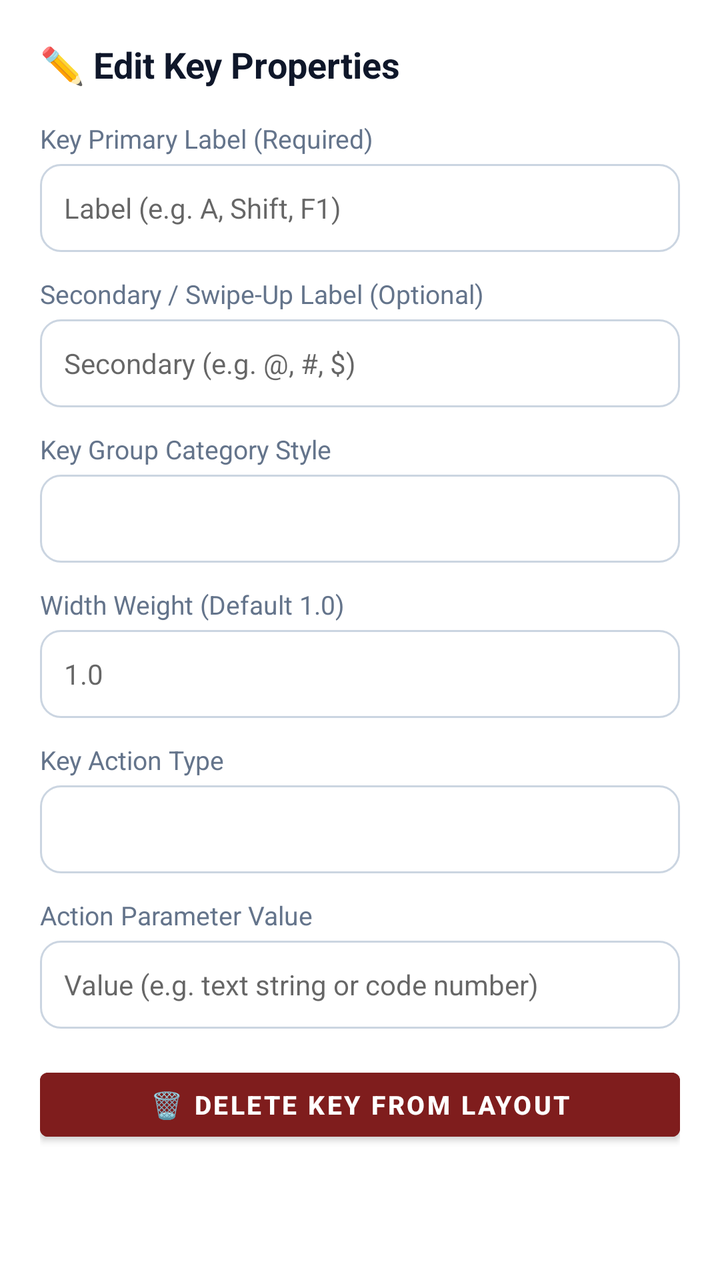
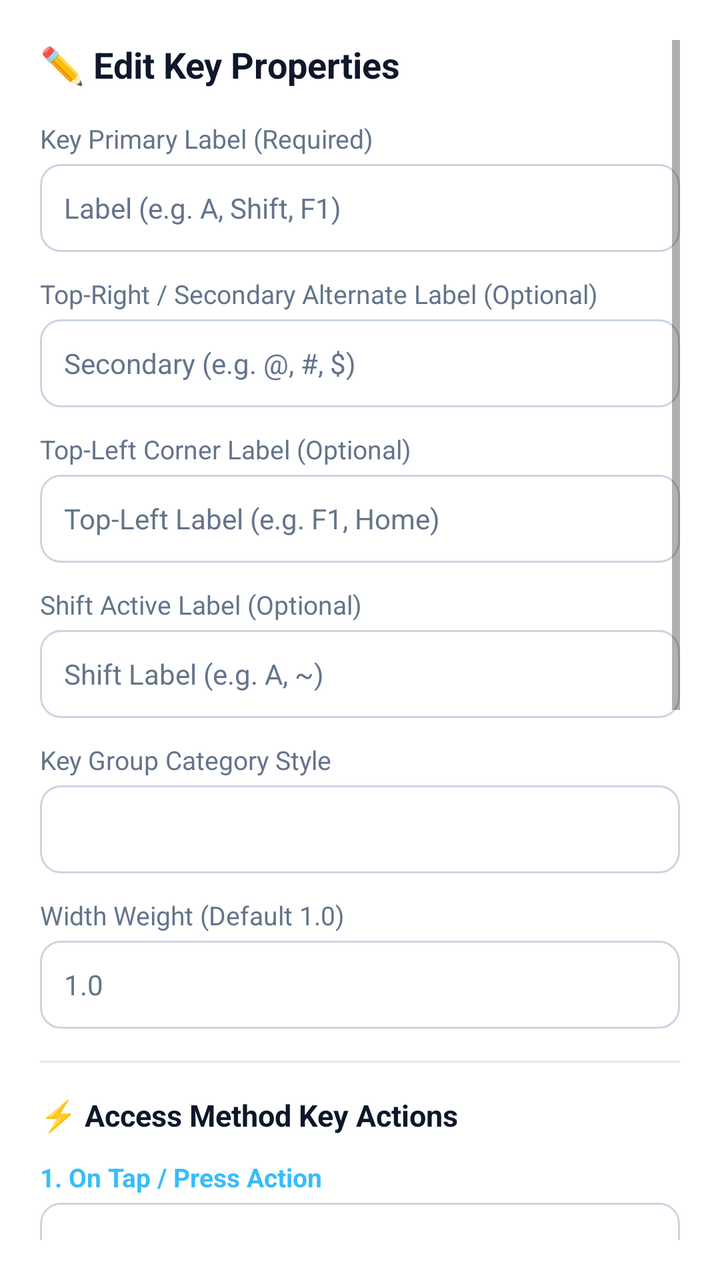

Screens rendered from an Android XML layout before and after an edit, with the pre-edit source and the edit as a unified diff.
<!-- AndroidManifest.xml: application theme Theme.ProgrammerKeyboard -->
<!-- res/layout/dialog_edit_key.xml -->
<?xml version="1.0" encoding="utf-8"?>
<ScrollView xmlns:android="http://schemas.android.com/apk/res/android"
    android:layout_width="match_parent"
    android:layout_height="wrap_content"
    android:padding="20dp">

    <LinearLayout
        android:layout_width="match_parent"
        android:layout_height="wrap_content"
        android:orientation="vertical">

        <TextView
            android:layout_width="wrap_content"
            android:layout_height="wrap_content"
            android:text="✏️ Edit Key Properties"
            android:textColor="@color/settings_text_header"
            android:textSize="18sp"
            android:textStyle="bold"
            android:layout_marginBottom="16dp" />

        
        <TextView
            android:layout_width="wrap_content"
            android:layout_height="wrap_content"
            android:text="Key Primary Label (Required)"
            android:textColor="@color/settings_text_sub"
            android:textSize="13sp"
            android:layout_marginBottom="4dp" />

        <EditText
            android:id="@+id/etEditKeyPrimaryLabel"
            android:layout_width="match_parent"
            android:layout_height="44dp"
            android:background="@drawable/bg_spinner_card"
            android:hint="Label (e.g. A, Shift, F1)"
            android:paddingStart="12dp"
            android:paddingEnd="12dp"
            android:textColor="@color/settings_text_header"
            android:textSize="14sp"
            android:layout_marginBottom="12dp" />

        
        <TextView
            android:layout_width="wrap_content"
            android:layout_height="wrap_content"
            android:text="Secondary / Swipe-Up Label (Optional)"
            android:textColor="@color/settings_text_sub"
            android:textSize="13sp"
            android:layout_marginBottom="4dp" />

        <EditText
            android:id="@+id/etEditKeySecondaryLabel"
            android:layout_width="match_parent"
            android:layout_height="44dp"
            android:background="@drawable/bg_spinner_card"
            android:hint="Secondary (e.g. @, #, $)"
            android:paddingStart="12dp"
            android:paddingEnd="12dp"
            android:textColor="@color/settings_text_header"
            android:textSize="14sp"
            android:layout_marginBottom="12dp" />

        
        <TextView
            android:layout_width="wrap_content"
            android:layout_height="wrap_content"
            android:text="Key Group Category Style"
            android:textColor="@color/settings_text_sub"
            android:textSize="13sp"
            android:layout_marginBottom="4dp" />

        <Spinner
            android:id="@+id/spEditKeyCategoryStyle"
            android:layout_width="match_parent"
            android:layout_height="44dp"
            android:background="@drawable/bg_spinner_card"
            android:paddingStart="12dp"
            android:paddingEnd="12dp"
            android:layout_marginBottom="12dp" />

        
        <TextView
            android:layout_width="wrap_content"
            android:layout_height="wrap_content"
            android:text="Width Weight (Default 1.0)"
            android:textColor="@color/settings_text_sub"
            android:textSize="13sp"
            android:layout_marginBottom="4dp" />

        <EditText
            android:id="@+id/etEditKeyWidthWeight"
            android:layout_width="match_parent"
            android:layout_height="44dp"
            android:background="@drawable/bg_spinner_card"
            android:hint="1.0"
            android:inputType="numberDecimal"
            android:paddingStart="12dp"
            android:paddingEnd="12dp"
            android:textColor="@color/settings_text_header"
            android:textSize="14sp"
            android:layout_marginBottom="12dp" />

        
        <TextView
            android:layout_width="wrap_content"
            android:layout_height="wrap_content"
            android:text="Key Action Type"
            android:textColor="@color/settings_text_sub"
            android:textSize="13sp"
            android:layout_marginBottom="4dp" />

        <Spinner
            android:id="@+id/spEditKeyActionType"
            android:layout_width="match_parent"
            android:layout_height="44dp"
            android:background="@drawable/bg_spinner_card"
            android:paddingStart="12dp"
            android:paddingEnd="12dp"
            android:layout_marginBottom="12dp" />

        
        <TextView
            android:id="@+id/tvEditKeyActionParamLabel"
            android:layout_width="wrap_content"
            android:layout_height="wrap_content"
            android:text="Action Parameter Value"
            android:textColor="@color/settings_text_sub"
            android:textSize="13sp"
            android:layout_marginBottom="4dp" />

        <EditText
            android:id="@+id/etEditKeyActionParam"
            android:layout_width="match_parent"
            android:layout_height="44dp"
            android:background="@drawable/bg_spinner_card"
            android:hint="Value (e.g. text string or code number)"
            android:paddingStart="12dp"
            android:paddingEnd="12dp"
            android:textColor="@color/settings_text_header"
            android:textSize="14sp"
            android:layout_marginBottom="16dp" />

        
        <Button
            android:id="@+id/btnDeleteKey"
            android:layout_width="match_parent"
            android:layout_height="44dp"
            android:backgroundTint="#7F1D1D"
            android:text="🗑️ Delete Key from Layout"
            android:textColor="#FFFFFF"
            android:textSize="13sp"
            android:textStyle="bold" />

    </LinearLayout>
</ScrollView>
<!-- resources referenced by this layout -->
<resources>
  <color name="settings_text_header">#0F172A</color>
  <color name="settings_text_sub">#64748B</color>
  <!-- drawable bg_spinner_card (drawable) -->
  <?xml version="1.0" encoding="utf-8"?>
  <shape xmlns:android="http://schemas.android.com/apk/res/android"
      android:shape="rectangle">
      <solid android:color="@color/settings_card_bg" />
      <corners android:radius="10dp" />
      <stroke
          android:width="1dp"
          android:color="@color/settings_card_border" />
  </shape>
  <style name="Theme.ProgrammerKeyboard" parent="Theme.MaterialComponents.DayNight.NoActionBar">
          <item name="colorPrimary">#38BDF8</item>
          <item name="colorPrimaryVariant">#0284C7</item>
          <item name="colorOnPrimary">#0F172A</item>
          <item name="android:statusBarColor">#12141C</item>
          <item name="android:navigationBarColor">#12141C</item>
      </style>
  <color name="settings_card_bg">#FFFFFF</color>
  <color name="settings_card_border">#CBD5E1</color>
</resources>

<!-- the commit's change to res/layout/dialog_edit_key.xml (unified diff, before → after) -->
@@ -33,17 +33,18 @@
             android:layout_height="44dp"
             android:background="@drawable/bg_spinner_card"
             android:hint="Label (e.g. A, Shift, F1)"
-            android:paddingStart="12dp"
-            android:paddingEnd="12dp"
-            android:textColor="@color/settings_text_header"
-            android:textSize="14sp"
-            android:layout_marginBottom="12dp" />
-
-        
-        <TextView
-            android:layout_width="wrap_content"
-            android:layout_height="wrap_content"
-            android:text="Secondary / Swipe-Up Label (Optional)"
+            android:textColorHint="#64748B"
+            android:paddingStart="12dp"
+            android:paddingEnd="12dp"
+            android:textColor="@color/settings_text_header"
+            android:textSize="14sp"
+            android:layout_marginBottom="12dp" />
+
+        
+        <TextView
+            android:layout_width="wrap_content"
+            android:layout_height="wrap_content"
+            android:text="Top-Right / Secondary Alternate Label (Optional)"
             android:textColor="@color/settings_text_sub"
             android:textSize="13sp"
             android:layout_marginBottom="4dp" />
@@ -54,6 +55,51 @@
             android:layout_height="44dp"
             android:background="@drawable/bg_spinner_card"
             android:hint="Secondary (e.g. @, #, $)"
+            android:textColorHint="#64748B"
+            android:paddingStart="12dp"
+            android:paddingEnd="12dp"
+            android:textColor="@color/settings_text_header"
+            android:textSize="14sp"
+            android:layout_marginBottom="12dp" />
+
+        
+        <TextView
+            android:layout_width="wrap_content"
+            android:layout_height="wrap_content"
+            android:text="Top-Left Corner Label (Optional)"
+            android:textColor="@color/settings_text_sub"
+            android:textSize="13sp"
+            android:layout_marginBottom="4dp" />
+
+        <EditText
+            android:id="@+id/etEditKeyTopLeftLabel"
+            android:layout_width="match_parent"
+            android:layout_height="44dp"
+            android:background="@drawable/bg_spinner_card"
+            android:hint="Top-Left Label (e.g. F1, Home)"
+            android:textColorHint="#64748B"
+            android:paddingStart="12dp"
+            android:paddingEnd="12dp"
+            android:textColor="@color/settings_text_header"
+            android:textSize="14sp"
+            android:layout_marginBottom="12dp" />
+
+        
+        <TextView
+            android:layout_width="wrap_content"
+            android:layout_height="wrap_content"
+            android:text="Shift Active Label (Optional)"
+            android:textColor="@color/settings_text_sub"
+            android:textSize="13sp"
+            android:layout_marginBottom="4dp" />
+
+        <EditText
+            android:id="@+id/etEditKeyShiftLabel"
+            android:layout_width="match_parent"
+            android:layout_height="44dp"
+            android:background="@drawable/bg_spinner_card"
+            android:hint="Shift Label (e.g. A, ~)"
+            android:textColorHint="#64748B"
             android:paddingStart="12dp"
             android:paddingEnd="12dp"
             android:textColor="@color/settings_text_header"
@@ -93,20 +139,38 @@
             android:layout_height="44dp"
             android:background="@drawable/bg_spinner_card"
             android:hint="1.0"
+            android:textColorHint="#64748B"
             android:inputType="numberDecimal"
             android:paddingStart="12dp"
             android:paddingEnd="12dp"
             android:textColor="@color/settings_text_header"
             android:textSize="14sp"
-            android:layout_marginBottom="12dp" />
-
-        
-        <TextView
-            android:layout_width="wrap_content"
-            android:layout_height="wrap_content"
-            android:text="Key Action Type"
-            android:textColor="@color/settings_text_sub"
-            android:textSize="13sp"
+            android:layout_marginBottom="16dp" />
+
+        
+        <View
+            android:layout_width="match_parent"
+            android:layout_height="1dp"
+            android:background="@color/settings_divider"
+            android:layout_marginBottom="16dp" />
+
+        <TextView
+            android:layout_width="wrap_content"
+            android:layout_height="wrap_content"
+            android:text="⚡ Access Method Key Actions"
+            android:textColor="@color/key_text_primary"
+            android:textSize="15sp"
+            android:textStyle="bold"
+            android:layout_marginBottom="12dp" />
+
+        
+        <TextView
+            android:layout_width="wrap_content"
+            android:layout_height="wrap_content"
+            android:text="1. On Tap / Press Action"
+            android:textColor="#38BDF8"
+            android:textSize="13sp"
+            android:textStyle="bold"
             android:layout_marginBottom="4dp" />
 
         <Spinner
@@ -116,16 +180,6 @@
             android:background="@drawable/bg_spinner_card"
             android:paddingStart="12dp"
             android:paddingEnd="12dp"
-            android:layout_marginBottom="12dp" />
-
-        
-        <TextView
-            android:id="@+id/tvEditKeyActionParamLabel"
-            android:layout_width="wrap_content"
-            android:layout_height="wrap_content"
-            android:text="Action Parameter Value"
-            android:textColor="@color/settings_text_sub"
-            android:textSize="13sp"
             android:layout_marginBottom="4dp" />
 
         <EditText
@@ -133,12 +187,109 @@
             android:layout_width="match_parent"
             android:layout_height="44dp"
             android:background="@drawable/bg_spinner_card"
-            android:hint="Value (e.g. text string or code number)"
-            android:paddingStart="12dp"
-            android:paddingEnd="12dp"
-            android:textColor="@color/settings_text_header"
-            android:textSize="14sp"
-            android:layout_marginBottom="16dp" />
+            android:hint="Parameter (e.g. text string or keycode)"
+            android:textColorHint="#64748B"
+            android:paddingStart="12dp"
+            android:paddingEnd="12dp"
+            android:textColor="@color/settings_text_header"
+            android:textSize="14sp"
+            android:layout_marginBottom="16dp" />
+
+        
+        <TextView
+            android:layout_width="wrap_content"
+            android:layout_height="wrap_content"
+            android:text="2. On Long Press Action"
+            android:textColor="#38BDF8"
+            android:textSize="13sp"
+            android:textStyle="bold"
+            android:layout_marginBottom="4dp" />
+
+        <Spinner
+            android:id="@+id/spEditKeyLongPressType"
+            android:layout_width="match_parent"
+            android:layout_height="44dp"
+            android:background="@drawable/bg_spinner_card"
+            android:paddingStart="12dp"
+            android:paddingEnd="12dp"
+            android:layout_marginBottom="4dp" />
+
+        <EditText
+            android:id="@+id/etEditKeyLongPressParam"
+            android:layout_width="match_parent"
+            android:layout_height="44dp"
+            android:background="@drawable/bg_spinner_card"
+            android:hint="Parameter (e.g. repeat keycode, layout name, text)"
+            android:textColorHint="#64748B"
+            android:paddingStart="12dp"
+            android:paddingEnd="12dp"
+            android:textColor="@color/settings_text_header"
+            android:textSize="14sp"
+            android:layout_marginBottom="16dp" />
+
+        
+        <TextView
+            android:layout_width="wrap_content"
+            android:layout_height="wrap_content"
+            android:text="3. On Swipe Up Action"
+            android:textColor="#38BDF8"
+            android:textSize="13sp"
+            android:textStyle="bold"
+            android:layout_marginBottom="4dp" />
+
+        <Spinner
+            android:id="@+id/spEditKeySwipeUpType"
+            android:layout_width="match_parent"
+            android:layout_height="44dp"
+            android:background="@drawable/bg_spinner_card"
+            android:paddingStart="12dp"
+            android:paddingEnd="12dp"
+            android:layout_marginBottom="4dp" />
+
+        <EditText
+            android:id="@+id/etEditKeySwipeUpParam"
+            android:layout_width="match_parent"
+            android:layout_height="44dp"
+            android:background="@drawable/bg_spinner_card"
+            android:hint="Parameter (e.g. text character, keycode)"
+            android:textColorHint="#64748B"
+            android:paddingStart="12dp"
+            android:paddingEnd="12dp"
+            android:textColor="@color/settings_text_header"
+            android:textSize="14sp"
+            android:layout_marginBottom="16dp" />
+
+        
+        <TextView
+            android:layout_width="wrap_content"
+            android:layout_height="wrap_content"
+            android:text="4. On Swipe Down Action"
+            android:textColor="#38BDF8"
+            android:textSize="13sp"
+            android:textStyle="bold"
+            android:layout_marginBottom="4dp" />
+
+        <Spinner
+            android:id="@+id/spEditKeySwipeDownType"
+            android:layout_width="match_parent"
+            android:layout_height="44dp"
+            android:background="@drawable/bg_spinner_card"
+            android:paddingStart="12dp"
+            android:paddingEnd="12dp"
+            android:layout_marginBottom="4dp" />
+
+        <EditText
+            android:id="@+id/etEditKeySwipeDownParam"
+            android:layout_width="match_parent"
+            android:layout_height="44dp"
+            android:background="@drawable/bg_spinner_card"
+            android:hint="Parameter (e.g. text character, keycode)"
+            android:textColorHint="#64748B"
+            android:paddingStart="12dp"
+            android:paddingEnd="12dp"
+            android:textColor="@color/settings_text_header"
+            android:textSize="14sp"
+            android:layout_marginBottom="20dp" />
 
         
         <Button
<!-- resource entries referenced after the edit -->
@@ -1,5 +1,7 @@
 <!-- resources referenced by this layout -->
 <resources>
+  <color name="key_text_primary">#0F172A</color>
+  <color name="settings_divider">#E2E8F0</color>
   <color name="settings_text_header">#0F172A</color>
   <color name="settings_text_sub">#64748B</color>
   <!-- drawable bg_spinner_card (drawable) -->
